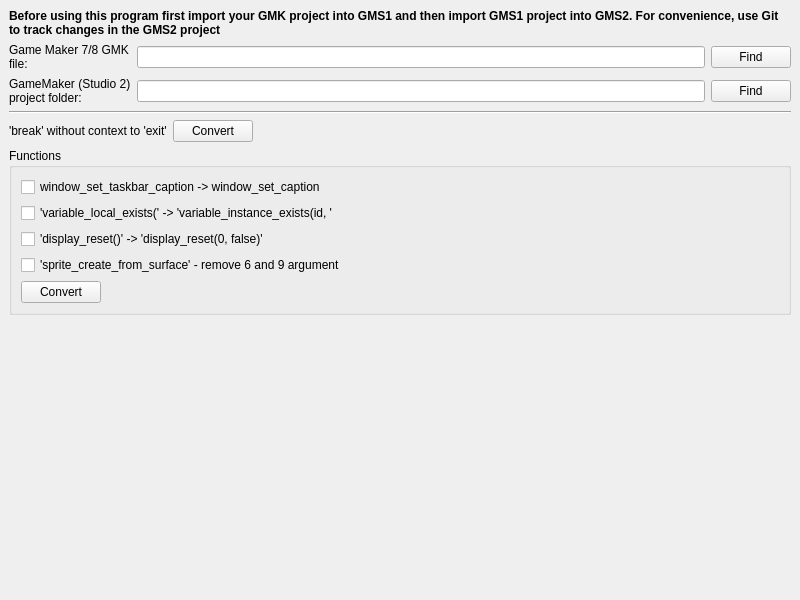
This is src/mainwindow.ui in 3dproger/GameMakerLegacyHelper as Qt 5 draws it before an edit. The edited form follows.
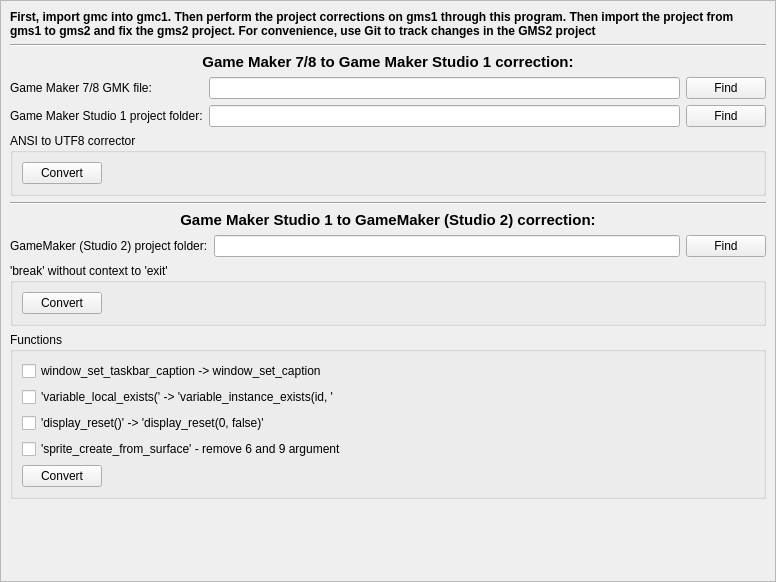
This is the edited form.

Diff of the .ui file:
```diff
--- a/src/mainwindow.ui
+++ b/src/mainwindow.ui
@@ -6,13 +6,40 @@
    <rect>
     <x>0</x>
     <y>0</y>
-    <width>800</width>
-    <height>600</height>
+    <width>776</width>
+    <height>582</height>
    </rect>
   </property>
   <widget class="QWidget" name="centralwidget">
-   <layout class="QGridLayout" name="gridLayout_2">
-    <item row="0" column="0">
+   <layout class="QVBoxLayout" name="verticalLayout_3">
+    <property name="leftMargin">
+     <number>0</number>
+    </property>
+    <property name="topMargin">
+     <number>0</number>
+    </property>
+    <property name="rightMargin">
+     <number>0</number>
+    </property>
+    <property name="bottomMargin">
+     <number>0</number>
+    </property>
+    <item>
+     <widget class="QScrollArea" name="scrollArea">
+      <property name="widgetResizable">
+       <bool>true</bool>
+      </property>
+      <widget class="QWidget" name="scrollAreaWidgetContents">
+       <property name="geometry">
+        <rect>
+         <x>0</x>
+         <y>0</y>
+         <width>757</width>
+         <height>722</height>
+        </rect>
+       </property>
+       <layout class="QVBoxLayout" name="verticalLayout_2">
+        <item>
      <layout class="QGridLayout" name="gridLayout">
       <item row="0" column="0" colspan="3">
        <widget class="QLabel" name="label_2">
@@ -28,48 +55,69 @@
          </font>
         </property>
         <property name="text">
-         <string>Before using this program first import your GMK project into GMS1 and then import GMS1 project into GMS2. For convenience, use Git to track changes in the GMS2 project</string>
+             <string>First, import gmc into gmc1. Then perform the project corrections on gms1 through this program. Then import the project from gms1 to gms2 and fix the gms2 project. For convenience, use Git to track changes in the GMS2 project</string>
         </property>
         <property name="wordWrap">
          <bool>true</bool>
         </property>
        </widget>
       </item>
-      <item row="2" column="0">
-       <widget class="QLabel" name="label">
+         </layout>
+        </item>
+        <item>
+         <widget class="Line" name="line_2">
+          <property name="orientation">
+           <enum>Qt::Horizontal</enum>
+          </property>
+         </widget>
+        </item>
+        <item>
+         <widget class="QLabel" name="label_5">
+          <property name="font">
+           <font>
+            <pointsize>11</pointsize>
+            <bold>true</bold>
+           </font>
+          </property>
         <property name="text">
-         <string>GameMaker (Studio 2) project folder:</string>
-        </property>
-        <property name="wordWrap">
-         <bool>true</bool>
+           <string>Game Maker 7/8 to Game Maker Studio 1 correction:</string>
+          </property>
+          <property name="alignment">
+           <set>Qt::AlignCenter</set>
         </property>
        </widget>
       </item>
-      <item row="2" column="1">
-       <widget class="QLineEdit" name="lineEditGMS2Folder"/>
-      </item>
-      <item row="2" column="2">
-       <widget class="QPushButton" name="pushButtonFindGMS2Folder">
+        <item>
+         <layout class="QGridLayout" name="gridLayout_2">
+          <item row="0" column="2">
+           <widget class="QPushButton" name="pushButtonFindGMKFile">
         <property name="text">
          <string>Find</string>
         </property>
        </widget>
       </item>
-      <item row="1" column="0">
+          <item row="0" column="0">
        <widget class="QLabel" name="label_3">
         <property name="text">
          <string>Game Maker 7/8 GMK file:</string>
         </property>
-        <property name="wordWrap">
-         <bool>true</bool>
-        </property>
-       </widget>
-      </item>
-      <item row="1" column="1">
+           </widget>
+          </item>
+          <item row="0" column="1">
        <widget class="QLineEdit" name="lineEditGMKFile"/>
       </item>
+          <item row="1" column="0">
+           <widget class="QLabel" name="label_4">
+            <property name="text">
+             <string>Game Maker Studio 1 project folder:</string>
+            </property>
+           </widget>
+          </item>
+          <item row="1" column="1">
+           <widget class="QLineEdit" name="lineEditGMS1Folder"/>
+          </item>
       <item row="1" column="2">
-       <widget class="QPushButton" name="pushButtonFindGMKFile">
+           <widget class="QPushButton" name="pushButtonFindGMS1Folder">
         <property name="text">
          <string>Find</string>
         </property>
@@ -77,46 +125,95 @@
       </item>
      </layout>
     </item>
-    <item row="3" column="0">
-     <spacer name="verticalSpacer">
+        <item>
+         <widget class="QGroupBox" name="groupBox_2">
+          <property name="title">
+           <string>ANSI to UTF8 corrector</string>
+          </property>
+          <layout class="QHBoxLayout" name="horizontalLayout_4">
+           <item>
+            <widget class="QPushButton" name="pushButton">
+             <property name="text">
+              <string>Convert</string>
+             </property>
+            </widget>
+           </item>
+           <item>
+            <spacer name="horizontalSpacer_3">
       <property name="orientation">
-       <enum>Qt::Vertical</enum>
-      </property>
-      <property name="sizeType">
-       <enum>QSizePolicy::Expanding</enum>
+              <enum>Qt::Horizontal</enum>
       </property>
       <property name="sizeHint" stdset="0">
        <size>
-        <width>20</width>
-        <height>40</height>
+               <width>40</width>
+               <height>20</height>
        </size>
       </property>
      </spacer>
     </item>
-    <item row="1" column="0">
+          </layout>
+         </widget>
+        </item>
+        <item>
      <widget class="Line" name="line">
       <property name="orientation">
        <enum>Qt::Horizontal</enum>
       </property>
      </widget>
     </item>
-    <item row="2" column="0">
-     <layout class="QGridLayout" name="gridLayout_3">
-      <item row="0" column="0">
-       <widget class="QLabel" name="label_4">
+        <item>
+         <widget class="QLabel" name="label_6">
+          <property name="font">
+           <font>
+            <pointsize>11</pointsize>
+            <bold>true</bold>
+           </font>
+          </property>
         <property name="text">
+           <string>Game Maker Studio 1 to GameMaker (Studio 2) correction:</string>
+          </property>
+          <property name="alignment">
+           <set>Qt::AlignCenter</set>
+          </property>
+         </widget>
+        </item>
+        <item>
+         <layout class="QHBoxLayout" name="horizontalLayout_5">
+          <item>
+           <widget class="QLabel" name="label">
+            <property name="text">
+             <string>GameMaker (Studio 2) project folder:</string>
+            </property>
+           </widget>
+          </item>
+          <item>
+           <widget class="QLineEdit" name="lineEditGMS2Folder"/>
+          </item>
+          <item>
+           <widget class="QPushButton" name="pushButtonFindGMS2Folder">
+            <property name="text">
+             <string>Find</string>
+            </property>
+           </widget>
+          </item>
+         </layout>
+        </item>
+        <item>
+         <layout class="QVBoxLayout" name="verticalLayout_4">
+          <item>
+           <widget class="QGroupBox" name="groupBox_3">
+            <property name="title">
          <string>'break' without context to 'exit'</string>
         </property>
-       </widget>
-      </item>
-      <item row="0" column="1">
+            <layout class="QHBoxLayout" name="horizontalLayout_3">
+             <item>
        <widget class="QPushButton" name="pushButtonBreakToExitConvert">
         <property name="text">
          <string>Convert</string>
         </property>
        </widget>
       </item>
-      <item row="0" column="2">
+             <item>
        <spacer name="horizontalSpacer">
         <property name="orientation">
          <enum>Qt::Horizontal</enum>
@@ -129,7 +226,10 @@
         </property>
        </spacer>
       </item>
-      <item row="1" column="0" colspan="3">
+            </layout>
+           </widget>
+          </item>
+          <item>
        <widget class="QGroupBox" name="groupBox">
         <property name="title">
          <string>Functions</string>
@@ -191,6 +291,23 @@
        </widget>
       </item>
      </layout>
+        </item>
+        <item>
+         <spacer name="verticalSpacer">
+          <property name="orientation">
+           <enum>Qt::Vertical</enum>
+          </property>
+          <property name="sizeHint" stdset="0">
+           <size>
+            <width>20</width>
+            <height>40</height>
+           </size>
+          </property>
+         </spacer>
+        </item>
+       </layout>
+      </widget>
+     </widget>
     </item>
    </layout>
   </widget>
```
Lines whose indentation alone changed are shown as unchanged.
